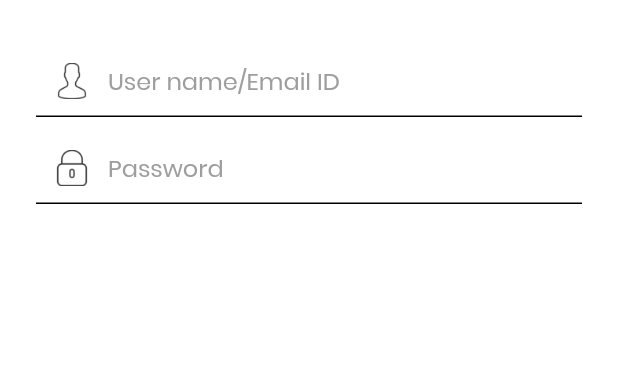
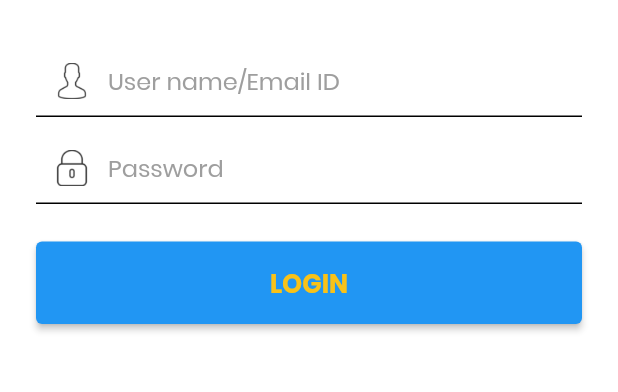
Before and after one commit to prabhakaranufours/customerfeedbackios, a Flutter app: the screen it shows after launch, on a phone screen of 412 x 824 dp, the part 535-927 px from its top. Run offline on Flutter 3.47's test engine with Material 2 defaults, Android fonts, the phone set to English and light mode, and no system bars; our stand-ins replace flutter_easyloading, flutter_platform_widgets, shared_preferences, video_player.

Commit message:
Initial Commit

```diff
--- a/lib/screens/loginscreen.dart
+++ b/lib/screens/loginscreen.dart
@@ -1,5 +1,6 @@
 import 'package:flutter/material.dart';
 
+import '../widgets/button.dart';
 import '../widgets/textfield.dart';
 
 class LoginScreen extends StatefulWidget {
@@ -105,7 +106,13 @@ class _LoginScreenState extends State<LoginScreen> {
                                   FocusScope.of(context).unfocus(),
                               textInputAction: TextInputAction.done,
                             ),
-                            SizedBox(height: 10),
+                            SizedBox(height: 25),
+                            CustomButton(
+                              buttonText: 'LOGIN',
+                              onPressed: () =>
+                              {},
+                            ),
+
                           ],
                         ),
                       ),
```
Also changed, not shown: lib/widgets/button.dart (+8 -8 lines).
